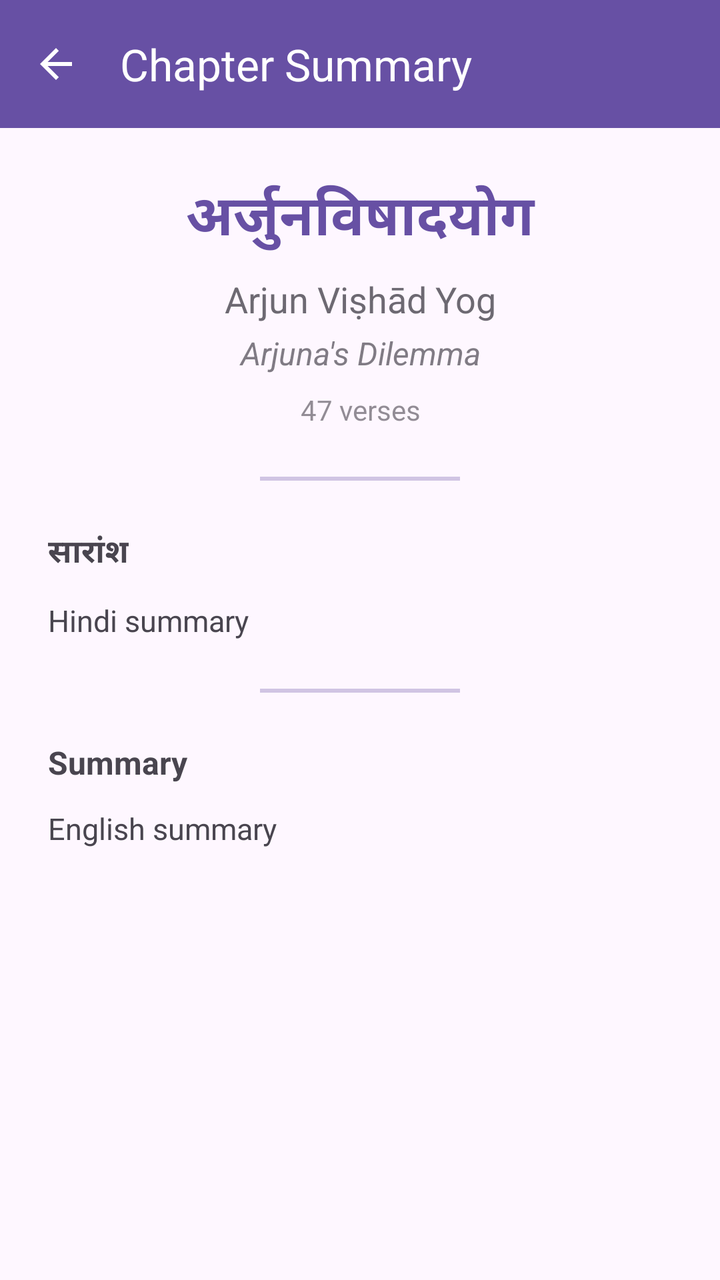
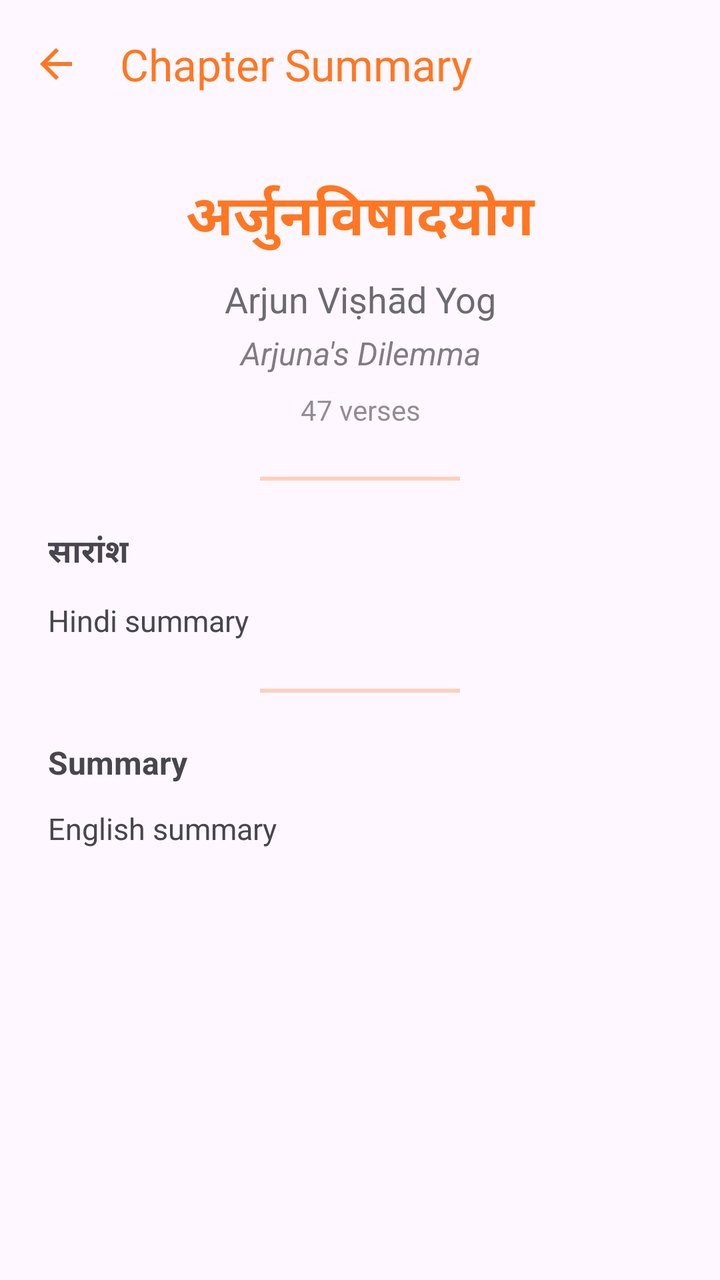

Compare the two renders of this Android layout. The source of the first and the diff that turns it into the second are given below.
<!-- AndroidManifest.xml: application theme Theme.BhagvadGita -->
<!-- res/layout/activity_chapter_summary.xml -->
<?xml version="1.0" encoding="utf-8"?>
<ScrollView xmlns:android="http://schemas.android.com/apk/res/android"
    xmlns:app="http://schemas.android.com/apk/res-auto"
    android:layout_width="match_parent"
    android:layout_height="match_parent"
    android:fillViewport="true">

    <androidx.constraintlayout.widget.ConstraintLayout
        android:layout_width="match_parent"
        android:layout_height="wrap_content">

        
        <com.google.android.material.appbar.MaterialToolbar
            android:id="@+id/toolbar"
            android:layout_width="match_parent"
            android:layout_height="?attr/actionBarSize"
            android:background="?attr/colorPrimary"
            app:title="Chapter Summary"
            app:titleTextColor="@color/white"
            app:navigationIcon="@drawable/ic_back"
            app:layout_constraintTop_toTopOf="parent"/>

        <androidx.constraintlayout.widget.ConstraintLayout
            android:layout_width="match_parent"
            android:layout_height="wrap_content"
            android:padding="24dp"
            app:layout_constraintTop_toBottomOf="@id/toolbar">

            
            <TextView
                android:id="@+id/chapterName"
                android:layout_width="match_parent"
                android:layout_height="wrap_content"
                android:text="अर्जुनविषादयोग"
                android:textSize="28sp"
                android:textStyle="bold"
                android:gravity="center"
                android:textColor="?attr/colorPrimary"
                app:layout_constraintTop_toTopOf="parent"/>

            
            <TextView
                android:id="@+id/chapterNameTranslation"
                android:layout_width="match_parent"
                android:layout_height="wrap_content"
                android:text="Arjun Viṣhād Yog"
                android:textSize="18sp"
                android:gravity="center"
                android:layout_marginTop="8dp"
                android:alpha="0.8"
                app:layout_constraintTop_toBottomOf="@id/chapterName"/>

            
            <TextView
                android:id="@+id/chapterMeaning"
                android:layout_width="match_parent"
                android:layout_height="wrap_content"
                android:text="Arjuna's Dilemma"
                android:textSize="16sp"
                android:textStyle="italic"
                android:gravity="center"
                android:layout_marginTop="4dp"
                android:alpha="0.7"
                app:layout_constraintTop_toBottomOf="@id/chapterNameTranslation"/>

            
            <TextView
                android:id="@+id/versesCount"
                android:layout_width="match_parent"
                android:layout_height="wrap_content"
                android:text="47 verses"
                android:textSize="14sp"
                android:gravity="center"
                android:layout_marginTop="8dp"
                android:alpha="0.6"
                app:layout_constraintTop_toBottomOf="@id/chapterMeaning"/>

            
            <View
                android:id="@+id/divider1"
                android:layout_width="100dp"
                android:layout_height="2dp"
                android:background="?attr/colorPrimary"
                android:alpha="0.3"
                android:layout_marginTop="24dp"
                app:layout_constraintTop_toBottomOf="@id/versesCount"
                app:layout_constraintStart_toStartOf="parent"
                app:layout_constraintEnd_toEndOf="parent"/>

            
            <TextView
                android:id="@+id/summaryHindiLabel"
                android:layout_width="wrap_content"
                android:layout_height="wrap_content"
                android:text="सारांश"
                android:textSize="16sp"
                android:textStyle="bold"
                android:layout_marginTop="24dp"
                app:layout_constraintTop_toBottomOf="@id/divider1"
                app:layout_constraintStart_toStartOf="parent"/>

            
            <TextView
                android:id="@+id/summaryHindi"
                android:layout_width="match_parent"
                android:layout_height="wrap_content"
                android:text="Hindi summary"
                android:textSize="15sp"
                android:lineSpacingExtra="4dp"
                android:layout_marginTop="12dp"
                app:layout_constraintTop_toBottomOf="@id/summaryHindiLabel"/>

            
            <View
                android:id="@+id/divider2"
                android:layout_width="100dp"
                android:layout_height="2dp"
                android:background="?attr/colorPrimary"
                android:alpha="0.3"
                android:layout_marginTop="24dp"
                app:layout_constraintTop_toBottomOf="@id/summaryHindi"
                app:layout_constraintStart_toStartOf="parent"
                app:layout_constraintEnd_toEndOf="parent"/>

            
            <TextView
                android:id="@+id/summaryEnglishLabel"
                android:layout_width="wrap_content"
                android:layout_height="wrap_content"
                android:text="Summary"
                android:textSize="16sp"
                android:textStyle="bold"
                android:layout_marginTop="24dp"
                app:layout_constraintTop_toBottomOf="@id/divider2"
                app:layout_constraintStart_toStartOf="parent"/>

            
            <TextView
                android:id="@+id/summaryEnglish"
                android:layout_width="match_parent"
                android:layout_height="wrap_content"
                android:text="English summary"
                android:textSize="15sp"
                android:lineSpacingExtra="4dp"
                android:layout_marginTop="12dp"
                android:paddingBottom="32dp"
                app:layout_constraintTop_toBottomOf="@id/summaryEnglishLabel"/>

        </androidx.constraintlayout.widget.ConstraintLayout>

    </androidx.constraintlayout.widget.ConstraintLayout>

</ScrollView>
<!-- resources referenced by this layout -->
<resources>
  <color name="white">#FFFFFFFF</color>
  <!-- drawable ic_back (drawable) -->
  <vector xmlns:android="http://schemas.android.com/apk/res/android"
      android:width="24dp"
      android:height="24dp"
      android:viewportWidth="24"
      android:viewportHeight="24"
      android:tint="@color/white">
      <path
          android:fillColor="@android:color/white"
          android:pathData="M20,11H7.83l5.59,-5.59L12,4l-8,8 8,8 1.41,-1.41L7.83,13H20v-2z"/>
  </vector>
  <style name="Theme.BhagvadGita" parent="Base.Theme.BhagvadGita" />
  <style name="Base.Theme.BhagvadGita" parent="Theme.Material3.DayNight.NoActionBar">
          
          
      </style>
</resources>

<!-- the commit's change to res/layout/activity_chapter_summary.xml (unified diff, before → after) -->
@@ -1,24 +1,28 @@
 <?xml version="1.0" encoding="utf-8"?>
-<ScrollView xmlns:android="http://schemas.android.com/apk/res/android"
+<androidx.constraintlayout.widget.ConstraintLayout xmlns:android="http://schemas.android.com/apk/res/android"
     xmlns:app="http://schemas.android.com/apk/res-auto"
     android:layout_width="match_parent"
     android:layout_height="match_parent"
-    android:fillViewport="true">
+    android:id="@+id/main"
+    >
 
-    <androidx.constraintlayout.widget.ConstraintLayout
+    
+    <com.google.android.material.appbar.MaterialToolbar
+        android:id="@+id/toolbar"
         android:layout_width="match_parent"
-        android:layout_height="wrap_content">
+        android:layout_height="?attr/actionBarSize"
+        android:background="?attr/colorSurface"
+        app:layout_constraintTop_toTopOf="parent"
+        app:navigationIcon="@drawable/ic_back"
+        app:navigationIconTint="?attr/colorPrimary"
+        app:title="Chapter Summary"
+        app:titleTextColor="?attr/colorPrimary" />
 
-        
-        <com.google.android.material.appbar.MaterialToolbar
-            android:id="@+id/toolbar"
-            android:layout_width="match_parent"
-            android:layout_height="?attr/actionBarSize"
-            android:background="?attr/colorPrimary"
-            app:title="Chapter Summary"
-            app:titleTextColor="@color/white"
-            app:navigationIcon="@drawable/ic_back"
-            app:layout_constraintTop_toTopOf="parent"/>
+    <ScrollView
+        android:layout_width="match_parent"
+        android:layout_height="0dp"
+        app:layout_constraintTop_toBottomOf="@id/toolbar"
+        app:layout_constraintBottom_toBottomOf="parent">
 
         <androidx.constraintlayout.widget.ConstraintLayout
             android:layout_width="match_parent"
@@ -31,123 +35,121 @@
                 android:id="@+id/chapterName"
                 android:layout_width="match_parent"
                 android:layout_height="wrap_content"
+                android:gravity="center"
                 android:text="अर्जुनविषादयोग"
+                android:textColor="?attr/colorPrimary"
                 android:textSize="28sp"
                 android:textStyle="bold"
-                android:gravity="center"
-                android:textColor="?attr/colorPrimary"
-                app:layout_constraintTop_toTopOf="parent"/>
+                app:layout_constraintTop_toTopOf="parent" />
 
             
             <TextView
                 android:id="@+id/chapterNameTranslation"
                 android:layout_width="match_parent"
                 android:layout_height="wrap_content"
+                android:layout_marginTop="8dp"
+                android:alpha="0.8"
+                android:gravity="center"
                 android:text="Arjun Viṣhād Yog"
                 android:textSize="18sp"
-                android:gravity="center"
-                android:layout_marginTop="8dp"
-                android:alpha="0.8"
-                app:layout_constraintTop_toBottomOf="@id/chapterName"/>
+                app:layout_constraintTop_toBottomOf="@id/chapterName" />
 
             
             <TextView
                 android:id="@+id/chapterMeaning"
                 android:layout_width="match_parent"
                 android:layout_height="wrap_content"
+                android:layout_marginTop="4dp"
+                android:alpha="0.7"
+                android:gravity="center"
                 android:text="Arjuna's Dilemma"
                 android:textSize="16sp"
                 android:textStyle="italic"
-                android:gravity="center"
-                android:layout_marginTop="4dp"
-                android:alpha="0.7"
-                app:layout_constraintTop_toBottomOf="@id/chapterNameTranslation"/>
+                app:layout_constraintTop_toBottomOf="@id/chapterNameTranslation" />
 
             
             <TextView
                 android:id="@+id/versesCount"
                 android:layout_width="match_parent"
                 android:layout_height="wrap_content"
+                android:layout_marginTop="8dp"
+                android:alpha="0.6"
+                android:gravity="center"
                 android:text="47 verses"
                 android:textSize="14sp"
-                android:gravity="center"
-                android:layout_marginTop="8dp"
-                android:alpha="0.6"
-                app:layout_constraintTop_toBottomOf="@id/chapterMeaning"/>
+                app:layout_constraintTop_toBottomOf="@id/chapterMeaning" />
 
             
             <View
                 android:id="@+id/divider1"
                 android:layout_width="100dp"
                 android:layout_height="2dp"
+                android:layout_marginTop="24dp"
+                android:alpha="0.3"
                 android:background="?attr/colorPrimary"
-                android:alpha="0.3"
-                android:layout_marginTop="24dp"
-                app:layout_constraintTop_toBottomOf="@id/versesCount"
+                app:layout_constraintEnd_toEndOf="parent"
                 app:layout_constraintStart_toStartOf="parent"
-                app:layout_constraintEnd_toEndOf="parent"/>
+                app:layout_constraintTop_toBottomOf="@id/versesCount" />
 
             
             <TextView
                 android:id="@+id/summaryHindiLabel"
                 android:layout_width="wrap_content"
                 android:layout_height="wrap_content"
+                android:layout_marginTop="24dp"
                 android:text="सारांश"
                 android:textSize="16sp"
                 android:textStyle="bold"
-                android:layout_marginTop="24dp"
-                app:layout_constraintTop_toBottomOf="@id/divider1"
-                app:layout_constraintStart_toStartOf="parent"/>
+                app:layout_constraintStart_toStartOf="parent"
+                app:layout_constraintTop_toBottomOf="@id/divider1" />
 
             
             <TextView
                 android:id="@+id/summaryHindi"
                 android:layout_width="match_parent"
                 android:layout_height="wrap_content"
+                android:layout_marginTop="12dp"
+                android:lineSpacingExtra="4dp"
                 android:text="Hindi summary"
                 android:textSize="15sp"
-                android:lineSpacingExtra="4dp"
-                android:layout_marginTop="12dp"
-                app:layout_constraintTop_toBottomOf="@id/summaryHindiLabel"/>
+                app:layout_constraintTop_toBottomOf="@id/summaryHindiLabel" />
 
             
             <View
                 android:id="@+id/divider2"
                 android:layout_width="100dp"
                 android:layout_height="2dp"
+                android:layout_marginTop="24dp"
+                android:alpha="0.3"
                 android:background="?attr/colorPrimary"
-                android:alpha="0.3"
-                android:layout_marginTop="24dp"
-                app:layout_constraintTop_toBottomOf="@id/summaryHindi"
+                app:layout_constraintEnd_toEndOf="parent"
                 app:layout_constraintStart_toStartOf="parent"
-                app:layout_constraintEnd_toEndOf="parent"/>
+                app:layout_constraintTop_toBottomOf="@id/summaryHindi" />
 
             
             <TextView
                 android:id="@+id/summaryEnglishLabel"
                 android:layout_width="wrap_content"
                 android:layout_height="wrap_content"
+                android:layout_marginTop="24dp"
                 android:text="Summary"
                 android:textSize="16sp"
                 android:textStyle="bold"
-                android:layout_marginTop="24dp"
-                app:layout_constraintTop_toBottomOf="@id/divider2"
-                app:layout_constraintStart_toStartOf="parent"/>
+                app:layout_constraintStart_toStartOf="parent"
+                app:layout_constraintTop_toBottomOf="@id/divider2" />
 
             
             <TextView
                 android:id="@+id/summaryEnglish"
                 android:layout_width="match_parent"
                 android:layout_height="wrap_content"
+                android:layout_marginTop="12dp"
+                android:lineSpacingExtra="4dp"
+                android:paddingBottom="32dp"
                 android:text="English summary"
                 android:textSize="15sp"
-                android:lineSpacingExtra="4dp"
-                android:layout_marginTop="12dp"
-                android:paddingBottom="32dp"
-                app:layout_constraintTop_toBottomOf="@id/summaryEnglishLabel"/>
+                app:layout_constraintTop_toBottomOf="@id/summaryEnglishLabel" />
 
         </androidx.constraintlayout.widget.ConstraintLayout>
-
-    </androidx.constraintlayout.widget.ConstraintLayout>
-
-</ScrollView>
+    </ScrollView>
+</androidx.constraintlayout.widget.ConstraintLayout>
<!-- resource entries referenced after the edit -->
@@ -15,7 +15,8 @@
   <style name="Theme.BhagvadGita" parent="Base.Theme.BhagvadGita" />
   <style name="Base.Theme.BhagvadGita" parent="Theme.Material3.DayNight.NoActionBar">
           
-          
+           <item name="colorPrimary">@color/myPrimary</item>
       </style>
+  <color name="myPrimary">#FF7722</color>
 </resources>
 
